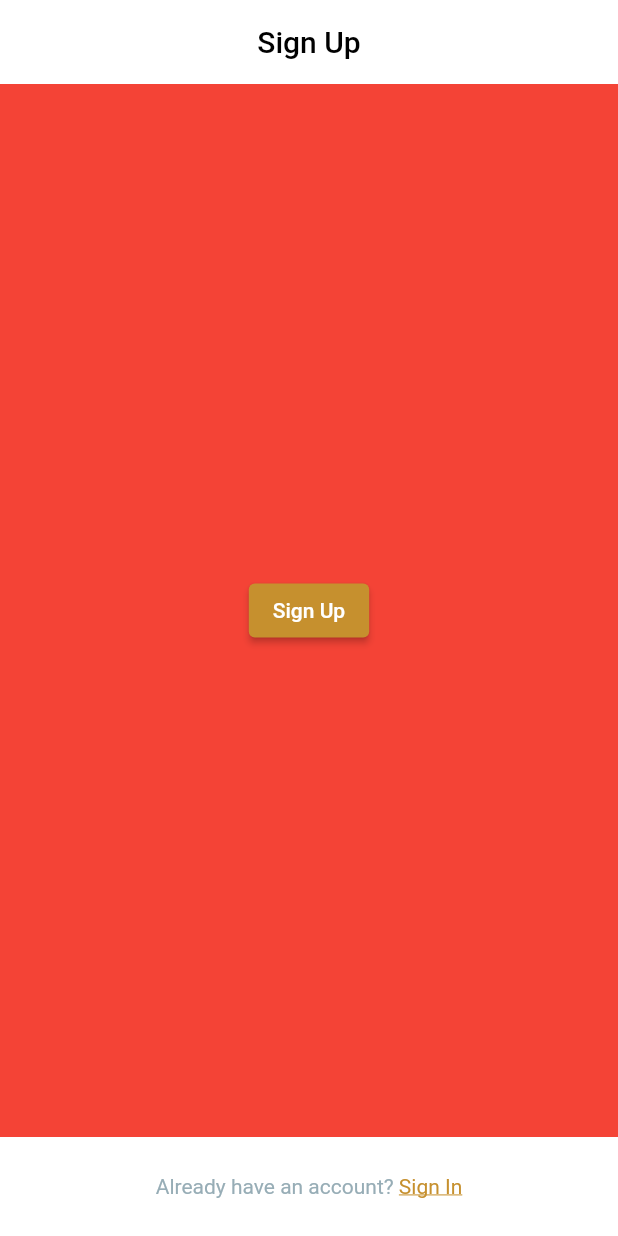
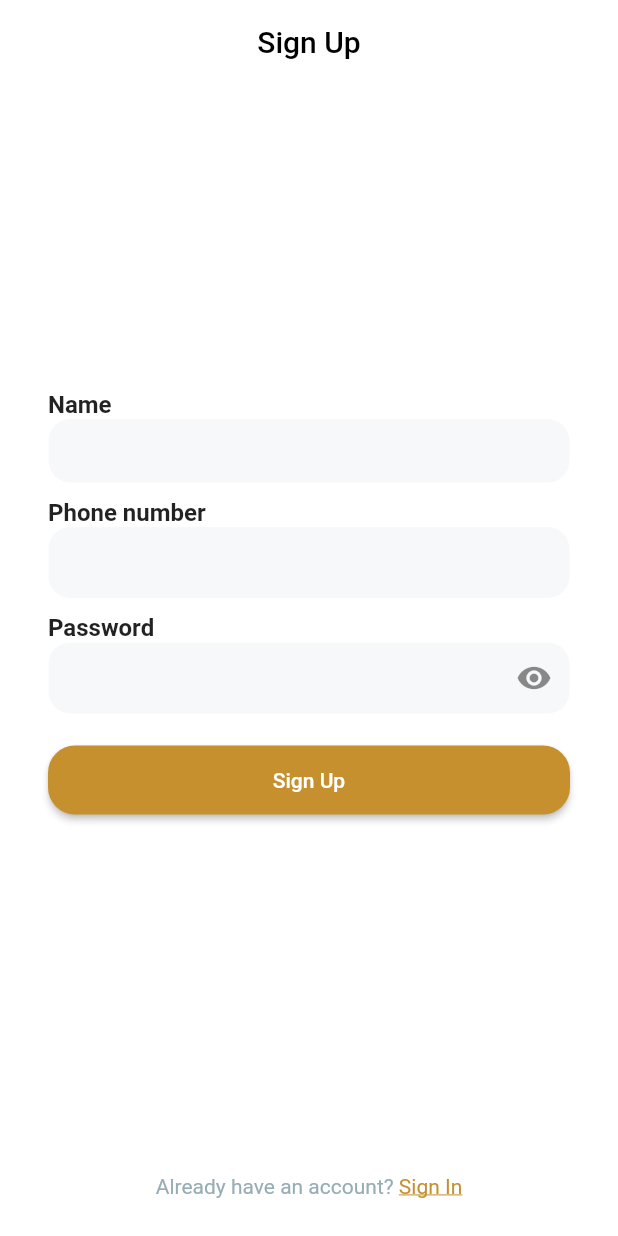
Before and after one commit to maelfosso/andi-taxi-mobile-app, a Flutter app: the screen it shows after launch, on a phone screen of 412 x 824 dp. Run offline on Flutter 3.47's test engine with Material 2 defaults, Android fonts, the phone set to English and light mode, and no system bars.

Commit message:
added sign up form

```diff
--- a/lib/ui/signup.dart
+++ b/lib/ui/signup.dart
@@ -4,34 +4,155 @@ import 'package:flutter/material.dart';
 
 class SignUp extends StatelessWidget {
 
-  _buildBody() {
+
+  _buildBody(BuildContext context) {
     return Expanded(
       flex: 1,
       child: Container(
-        color: Colors.red,
+        // color: Colors.red,
         child: Column(
           mainAxisAlignment: MainAxisAlignment.center,
-          crossAxisAlignment: CrossAxisAlignment.center,
+          // crossAxisAlignment: CrossAxisAlignment.stretch,
           children: [
             Container(
-
+              margin: EdgeInsets.symmetric(vertical: 5.0),
+              child: Column(
+                crossAxisAlignment: CrossAxisAlignment.start,
+                children: [
+                  Text(
+                    "Name",
+                    textAlign: TextAlign.left,
+                    style: Theme.of(context).textTheme.subtitle1.copyWith(
+                      fontWeight: FontWeight.bold,
+                    ),
+                  ),
+                  TextField(
+                    decoration: InputDecoration(
+                      filled: true,
+                      fillColor: Color(0xFFF7F8F9),
+                      enabledBorder: OutlineInputBorder(
+                        borderRadius: BorderRadius.circular(15.0),
+                        borderSide: BorderSide(
+                          color: Colors.white,
+                          width: 0.0
+                        )
+                      ),
+                      focusedBorder: OutlineInputBorder(
+                        borderRadius: BorderRadius.circular(15.0),
+                        borderSide: BorderSide(
+                          color: Theme.of(context).primaryColor,
+                          width: 1.0
+                        )
+                      ),
+                      contentPadding: EdgeInsets.symmetric(vertical: 12.0, horizontal: 15.0),
+                      isDense: true,
+                    ),
+                  )
+                ]
+              ),
             ),
             Container(
-
+              margin: EdgeInsets.symmetric(vertical: 5.0),
+              child: Column(
+                crossAxisAlignment: CrossAxisAlignment.start,
+                mainAxisAlignment: MainAxisAlignment.spaceBetween,
+                children: [
+                  Text(
+                    "Phone number",
+                    textAlign: TextAlign.left,
+                    style: Theme.of(context).textTheme.subtitle1.copyWith(
+                      fontWeight: FontWeight.bold,
+                    ),
+                  ),
+                  TextField(
+                    decoration: InputDecoration(
+                      filled: true,
+                      fillColor: Color(0xFFF7F8F9),
+                      enabledBorder: OutlineInputBorder(
+                        borderRadius: BorderRadius.circular(15.0),
+                        borderSide: BorderSide(
+                          color: Colors.white,
+                          width: 0.0
+                        )
+                      ),
+                      focusedBorder: OutlineInputBorder(
+                        borderRadius: BorderRadius.circular(15.0),
+                        borderSide: BorderSide(
+                          color: Theme.of(context).primaryColor,
+                          width: 1.0
+                        )
+                      ),
+                      contentPadding: EdgeInsets.symmetric(vertical: 12.0, horizontal: 15.0),
+                    ),
+                  )
+                ]
+              ),
             ),
             Container(
-
+              margin: EdgeInsets.symmetric(vertical: 5.0),
+              child: Column(
+                crossAxisAlignment: CrossAxisAlignment.start,
+                children: [
+                  Text(
+                    "Password",
+                    textAlign: TextAlign.left,
+                    style: Theme.of(context).textTheme.subtitle1.copyWith(
+                      fontWeight: FontWeight.bold,
+                    ),
+                  ),
+                  TextField(
+                    obscureText: true,
+                    decoration: InputDecoration(
+                      filled: true,
+                      fillColor: Color(0xFFF7F8F9),
+                      enabledBorder: OutlineInputBorder(
+                        borderRadius: BorderRadius.circular(15.0),
+                        borderSide: BorderSide(
+                          color: Colors.white,
+                          width: 0.0
+                        )
+                      ),
+                      suffixIcon: Icon(
+                        Icons.visibility
+                      ),
+                      focusedBorder: OutlineInputBorder(
+                        borderRadius: BorderRadius.circular(15.0),
+                        borderSide: BorderSide(
+                          color: Theme.of(context).primaryColor,
+                          width: 1.0
+                        )
+                      ),
+                      contentPadding: EdgeInsets.symmetric(vertical: 0.0, horizontal: 15.0),
+                    ),
+                  )
+                ]
+              ),
             ),
             Container(
+              margin: EdgeInsets.symmetric(vertical: 15.0),
+              child: SizedBox(
+                width: double.infinity,
                 child: ElevatedButton(
+                  style: ButtonStyle(
+                    shape: MaterialStateProperty.all<RoundedRectangleBorder>(
+                      RoundedRectangleBorder(
+                        borderRadius: BorderRadius.circular(18.0),
+                        // side: BorderSide(color: Colors.red)
+                      )
+                    )
+                  ),
+                  child: Padding(
+                    padding: EdgeInsets.symmetric(vertical: 15.0),
                     child: Text(
                       "Sign Up",
                       textAlign: TextAlign.center,
+                    )
                   ),
                   onPressed: () {
                     print('SignUp Button pressed');
                   },
                 ),
+              )
             )
           ],
         ),
@@ -87,9 +208,10 @@ class SignUp extends StatelessWidget {
       ),
       body: Container(
         color: Colors.white,
+        padding: EdgeInsets.symmetric(horizontal: 32.0),
         child: Column(
           children: [
-            _buildBody(),
+            _buildBody(context),
             _buildFooter()
           ],
         )
```
Lines whose indentation alone changed are shown as unchanged.
